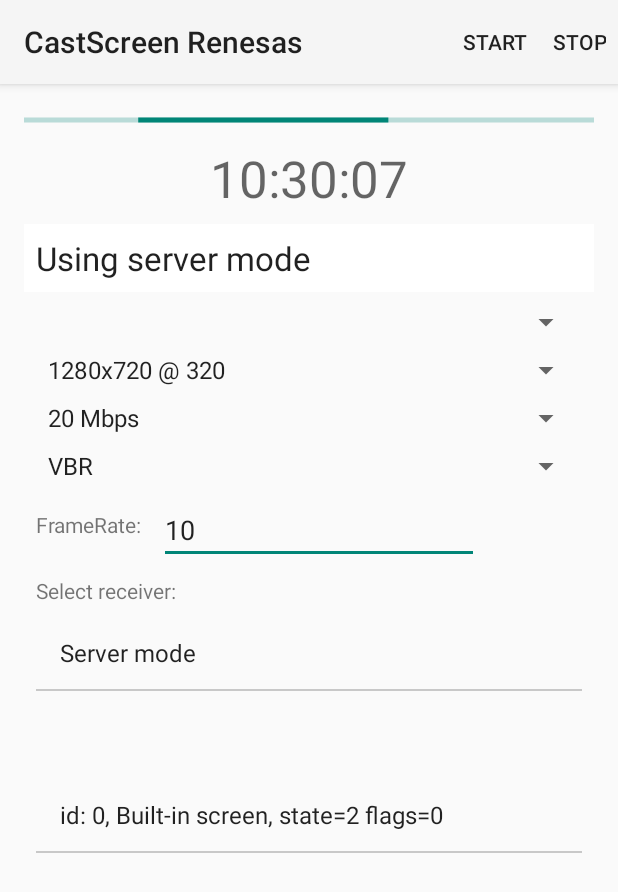
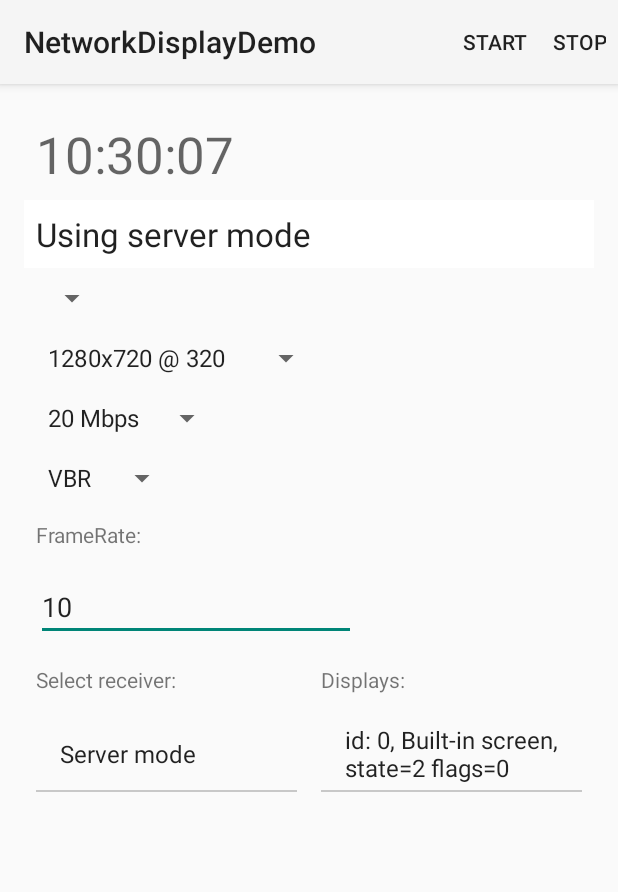
Before and after one commit to boomfly/CastScreen_sender_android, an Android app: the screen it shows after launch (MainActivity), on a phone screen of 412 x 824 dp. Shown: the top 892 px of the screen. Run offline under Robolectric (Android 15) with nearby library versions, the phone set to English and light mode, and no system bars.

Commit message:
minor fixes

```diff
--- a/app/src/main/java/android/renesas/castscreendemo/MainActivity.java
+++ b/app/src/main/java/android/renesas/castscreendemo/MainActivity.java
@@ -83,7 +83,7 @@ public class MainActivity extends Activity implements DisplayManager.DisplayList
 
     private static final int[] BITRATE_OPTIONS = {
             20480000, // 20 Mbps
-            10240000, // 10 Mbps
+            15360000, // 15 Mbps
             6144000, // 6 Mbps
             4096000, // 4 Mbps
             2048000, // 2 Mbps
@@ -139,6 +139,7 @@ public class MainActivity extends Activity implements DisplayManager.DisplayList
 
     @Override
     public void onDisplayAdded(int i) {
+
         updateDisplaysList();
 
     }
@@ -156,7 +157,9 @@ public class MainActivity extends Activity implements DisplayManager.DisplayList
     private void updateDisplaysList(){
         ArrayList<String> list=new ArrayList<>();
         for(Display d: mDisplayManager.getDisplays()){
-            list.add("id: "+d.getDisplayId()+", " +d.getName()+", state="+d.getState()+" flags="+d.getFlags());
+            String displayInfo = "id: "+d.getDisplayId()+", " +d.getName()+", state="+d.getState()+" flags="+d.getFlags();
+            Log.w(TAG, "updateDisplaysList: "+displayInfo);
+            list.add(displayInfo);
         }
         mDisplayAdapter.clear();
         mDisplayAdapter.addAll(list);
@@ -190,6 +193,7 @@ public class MainActivity extends Activity implements DisplayManager.DisplayList
             }finally {
                 updateReceiverStatus();
             }
+
         }
 
         @Override
@@ -205,7 +209,7 @@ public class MainActivity extends Activity implements DisplayManager.DisplayList
     @Override
     protected void onCreate(Bundle savedInstanceState) {
         super.onCreate(savedInstanceState);
-        setContentView(R.layout.activity_cast);
+        setContentView(R.layout.activity_main);
 
         if (savedInstanceState != null && mServiceConnection!=null) {
             mResultCode = savedInstanceState.getInt(STATE_RESULT_CODE);
@@ -379,7 +383,7 @@ public class MainActivity extends Activity implements DisplayManager.DisplayList
         // start discovery task
         mDiscoveryTask = new DiscoveryTask();
         mDiscoveryTask.execute();
-        mDisplayManager.registerDisplayListener(this, new Handler());
+        mDisplayManager.registerDisplayListener(this, null);
 
     }
 
--- a/app/src/main/res/layout/activity_cast.xml
+++ /dev/null
@@ -1,164 +0,0 @@
-<android.support.constraint.ConstraintLayout xmlns:android="http://schemas.android.com/apk/res/android"
-    xmlns:app="http://schemas.android.com/apk/res-auto"
-    xmlns:tools="http://schemas.android.com/tools"
-    android:layout_width="match_parent"
-    android:layout_height="match_parent"
-    android:paddingBottom="@dimen/activity_vertical_margin"
-    android:paddingLeft="@dimen/activity_horizontal_margin"
-    android:paddingRight="@dimen/activity_horizontal_margin"
-    android:paddingTop="@dimen/activity_vertical_margin"
-    tools:context="android.renesas.castscreendemo.MainActivity">
-
-    <ProgressBar
-        android:id="@+id/progressBar"
-        style="?android:attr/progressBarStyleHorizontal"
-        android:layout_width="0dp"
-        android:layout_height="wrap_content"
-        android:indeterminate="true"
-        app:layout_constraintEnd_toEndOf="parent"
-        app:layout_constraintStart_toStartOf="parent"
-        app:layout_constraintTop_toTopOf="parent" />
-
-    <TextClock
-        android:id="@+id/text_stopwatch"
-        android:layout_width="wrap_content"
-        android:layout_height="0dp"
-        android:layout_marginEnd="8dp"
-        android:layout_marginStart="8dp"
-        android:layout_marginTop="8dp"
-        android:format12Hour="HH:mm:ss"
-        android:format24Hour="HH:mm:ss"
-        android:textAppearance="@style/TextAppearance.AppCompat.Display1"
-        app:layout_constraintEnd_toEndOf="parent"
-        app:layout_constraintHorizontal_bias="0.501"
-        app:layout_constraintStart_toStartOf="parent"
-        app:layout_constraintTop_toBottomOf="@+id/progressBar" />
-
-    <TextView
-        android:id="@+id/receiver_textview"
-        android:layout_width="0dp"
-        android:layout_height="wrap_content"
-        android:layout_marginTop="8dp"
-        android:background="@android:color/darker_gray"
-        android:padding="8dp"
-        android:text="@string/no_receiver"
-        android:textAppearance="@style/TextAppearance.AppCompat.Large"
-        app:layout_constraintLeft_toLeftOf="parent"
-        app:layout_constraintRight_toRightOf="parent"
-        app:layout_constraintTop_toBottomOf="@+id/text_stopwatch" />
-
-    <Spinner
-        android:id="@+id/encoder_spinner"
-        android:layout_width="0dp"
-        android:layout_height="wrap_content"
-        android:layout_margin="8dp"
-        android:layout_marginLeft="24dp"
-        android:layout_marginTop="8dp"
-        app:layout_constraintLeft_toLeftOf="parent"
-        app:layout_constraintTop_toBottomOf="@+id/receiver_textview"
-        android:layout_marginRight="8dp"
-        app:layout_constraintRight_toRightOf="parent"
-        android:layout_marginStart="24dp"
-        android:layout_marginEnd="8dp" />
-
-    <Spinner
-        android:id="@+id/resolution_spinner"
-        android:layout_width="0dp"
-        android:layout_height="wrap_content"
-        android:layout_margin="8dp"
-        android:layout_marginLeft="8dp"
-        app:layout_constraintLeft_toLeftOf="parent"
-        android:layout_marginTop="8dp"
-        app:layout_constraintTop_toBottomOf="@+id/encoder_spinner"
-        android:layout_marginRight="8dp"
-        app:layout_constraintRight_toRightOf="parent"
-        android:layout_marginStart="8dp"
-        android:layout_marginEnd="8dp" />
-
-    <Spinner
-        android:id="@+id/bitrate_spinner"
-        android:layout_width="0dp"
-        android:layout_height="wrap_content"
-        android:layout_margin="8dp"
-        android:layout_marginLeft="8dp"
-        android:layout_marginRight="8dp"
-        android:layout_marginTop="8dp"
-        app:layout_constraintLeft_toLeftOf="parent"
-        app:layout_constraintRight_toRightOf="parent"
-        app:layout_constraintTop_toBottomOf="@+id/resolution_spinner" />
-
-    <Spinner
-        android:id="@+id/bitrate_mode_spinner"
-        android:layout_width="0dp"
-        android:layout_height="wrap_content"
-        android:layout_margin="8dp"
-        android:layout_marginLeft="8dp"
-        android:layout_marginRight="8dp"
-        android:layout_marginTop="8dp"
-        app:layout_constraintLeft_toLeftOf="parent"
-        app:layout_constraintRight_toRightOf="parent"
-        app:layout_constraintTop_toBottomOf="@+id/bitrate_spinner" />
-
-    <TextView
-        android:id="@+id/textViewFps"
-        android:layout_width="wrap_content"
-        android:layout_height="wrap_content"
-        android:layout_margin="8dp"
-        android:layout_marginBottom="8dp"
-        android:text="FrameRate: "
-        app:layout_constraintBottom_toBottomOf="@+id/frame_rate_edit_text"
-        app:layout_constraintLeft_toLeftOf="parent"
-        app:layout_constraintTop_toBottomOf="@+id/bitrate_mode_spinner" />
-
-    <EditText
-        android:id="@+id/frame_rate_edit_text"
-        android:layout_width="0dp"
-        android:layout_height="wrap_content"
-        android:layout_margin="8dp"
-        android:layout_marginStart="8dp"
-        android:ems="10"
-        android:hint="FrameRate"
-        android:inputType="number"
-        app:layout_constraintStart_toEndOf="@+id/textViewFps"
-        app:layout_constraintTop_toBottomOf="@+id/bitrate_mode_spinner" />
-
-    <TextView
-        android:id="@+id/textView"
-        android:layout_width="wrap_content"
-        android:layout_height="wrap_content"
-        android:layout_margin="8dp"
-        android:text="Select receiver:"
-        app:layout_constraintLeft_toLeftOf="parent"
-        app:layout_constraintTop_toBottomOf="@+id/frame_rate_edit_text" />
-
-    <ListView
-        android:id="@+id/discover_listview"
-        android:layout_width="0dp"
-        android:layout_height="100dp"
-        android:layout_margin="8dp"
-        android:layout_marginLeft="8dp"
-        android:layout_marginRight="8dp"
-        android:divider="@android:drawable/divider_horizontal_textfield"
-        android:dividerHeight="1dp"
-        android:footerDividersEnabled="false"
-        android:headerDividersEnabled="true"
-        app:layout_constraintLeft_toLeftOf="parent"
-        app:layout_constraintRight_toRightOf="parent"
-        app:layout_constraintTop_toBottomOf="@+id/textView" />
-
-    <ListView
-        android:id="@+id/display_listview"
-        android:layout_width="0dp"
-        android:layout_height="100dp"
-        android:layout_margin="8dp"
-        android:divider="@android:drawable/divider_horizontal_textfield"
-        android:dividerHeight="1dp"
-        android:footerDividersEnabled="false"
-        android:headerDividersEnabled="true"
-        app:layout_constraintHorizontal_bias="0.5"
-        app:layout_constraintLeft_toLeftOf="parent"
-        app:layout_constraintRight_toRightOf="parent"
-        app:layout_constraintTop_toBottomOf="@+id/discover_listview" />
-
-
-</android.support.constraint.ConstraintLayout>
--- /dev/null
+++ b/app/src/main/res/layout/activity_main.xml
@@ -0,0 +1,141 @@
+<LinearLayout xmlns:android="http://schemas.android.com/apk/res/android"
+    xmlns:app="http://schemas.android.com/apk/res-auto"
+    xmlns:tools="http://schemas.android.com/tools"
+    android:orientation="vertical"
+    android:layout_width="match_parent"
+    android:layout_height="match_parent"
+    android:paddingBottom="@dimen/activity_vertical_margin"
+    android:paddingLeft="@dimen/activity_horizontal_margin"
+    android:paddingRight="@dimen/activity_horizontal_margin"
+    android:paddingTop="@dimen/activity_vertical_margin"
+    tools:context="android.renesas.castscreendemo.MainActivity">
+
+    <ProgressBar
+        android:id="@+id/progressBar"
+        style="?android:attr/progressBarStyleHorizontal"
+        android:layout_width="match_parent"
+        android:layout_height="wrap_content"
+        android:indeterminate="true"
+        android:visibility="gone" />
+
+    <TextClock
+        android:id="@+id/text_stopwatch"
+        android:layout_width="wrap_content"
+        android:layout_height="wrap_content"
+        android:layout_marginEnd="8dp"
+        android:layout_marginStart="8dp"
+        android:layout_marginTop="8dp"
+        android:format12Hour="HH:mm:ss"
+        android:format24Hour="HH:mm:ss"
+        android:textAppearance="@style/TextAppearance.AppCompat.Display1" />
+    <TextView
+        android:id="@+id/receiver_textview"
+        android:layout_width="match_parent"
+        android:layout_height="wrap_content"
+        android:layout_marginTop="8dp"
+        android:background="@android:color/darker_gray"
+        android:padding="8dp"
+        android:text="@string/no_receiver"
+        android:textAppearance="@style/TextAppearance.AppCompat.Large" />
+
+    <Spinner
+        android:id="@+id/encoder_spinner"
+        android:layout_width="wrap_content"
+        android:layout_height="wrap_content"
+        android:layout_margin="8dp" />
+
+    <Spinner
+        android:id="@+id/resolution_spinner"
+        android:layout_width="wrap_content"
+        android:layout_height="wrap_content"
+        android:layout_margin="8dp"/>
+
+    <Spinner
+        android:id="@+id/bitrate_spinner"
+        android:layout_width="wrap_content"
+        android:layout_height="wrap_content"
+        android:layout_margin="8dp"
+        android:layout_marginLeft="8dp"
+        android:layout_marginRight="8dp"
+        android:layout_marginTop="8dp"/>
+
+    <Spinner
+        android:id="@+id/bitrate_mode_spinner"
+        android:layout_width="wrap_content"
+        android:layout_height="wrap_content"
+        android:layout_margin="8dp"
+        android:layout_marginLeft="8dp"
+        android:layout_marginRight="8dp"
+        android:layout_marginTop="8dp" />
+
+    <TextView
+        android:id="@+id/textViewFps"
+        android:layout_width="wrap_content"
+        android:layout_height="wrap_content"
+        android:layout_margin="8dp"
+        android:layout_marginBottom="8dp"
+        android:text="FrameRate: " />
+
+    <EditText
+        android:id="@+id/frame_rate_edit_text"
+        android:layout_width="wrap_content"
+        android:layout_height="wrap_content"
+        android:layout_margin="8dp"
+        android:layout_marginStart="8dp"
+        android:ems="10"
+        android:hint="FrameRate"
+        android:inputType="number"/>
+
+    <LinearLayout
+        android:orientation="horizontal"
+        android:layout_width="match_parent"
+        android:layout_height="wrap_content">
+        <TextView
+            android:id="@+id/labelSelectReceiver"
+            android:layout_weight="1"
+            android:layout_width="match_parent"
+            android:layout_height="wrap_content"
+            android:layout_margin="8dp"
+            android:text="Select receiver:" />
+        <TextView
+            android:id="@+id/labelSelectDisplay"
+            android:layout_weight="1"
+            android:layout_width="match_parent"
+            android:layout_height="wrap_content"
+            android:layout_margin="8dp"
+            android:text="Displays:" />
+    </LinearLayout>
+
+<LinearLayout
+    android:orientation="horizontal"
+    android:layout_width="match_parent"
+    android:layout_height="match_parent">
+    <ListView
+        android:layout_weight="1"
+        android:id="@+id/discover_listview"
+        android:layout_width="match_parent"
+        android:layout_height="match_parent"
+        android:layout_margin="8dp"
+        android:layout_marginLeft="8dp"
+        android:layout_marginRight="8dp"
+        android:divider="@android:drawable/divider_horizontal_textfield"
+        android:dividerHeight="1dp"
+        android:footerDividersEnabled="false"
+        android:headerDividersEnabled="true" />
+
+    <ListView
+        android:layout_weight="1"
+        android:id="@+id/display_listview"
+        android:layout_width="match_parent"
+        android:layout_height="match_parent"
+        android:layout_margin="8dp"
+        android:divider="@android:drawable/divider_horizontal_textfield"
+        android:dividerHeight="1dp"
+        android:footerDividersEnabled="false"
+        android:headerDividersEnabled="true" />
+</LinearLayout>
+
+
+
+
+</LinearLayout>
--- a/app/src/main/res/values/strings.xml
+++ b/app/src/main/res/values/strings.xml
@@ -1,5 +1,5 @@
 <resources>
-    <string name="app_name">CastScreen Renesas</string>
+    <string name="app_name">NetworkDisplayDemo</string>
     <string name="select">Input Receiver</string>
     <string name="action_start">Start</string>
     <string name="action_stop">Stop</string>
@@ -25,7 +25,7 @@
 
     <string-array name="bitrate_options">
         <item>20 Mbps</item>
-        <item>10 Mbps</item>
+        <item>15 Mbps</item>
         <item>6 Mbps</item>
         <item>4 Mbps</item>
         <item>2 Mbps</item>
```
Also changed, not shown: 2 other files.
